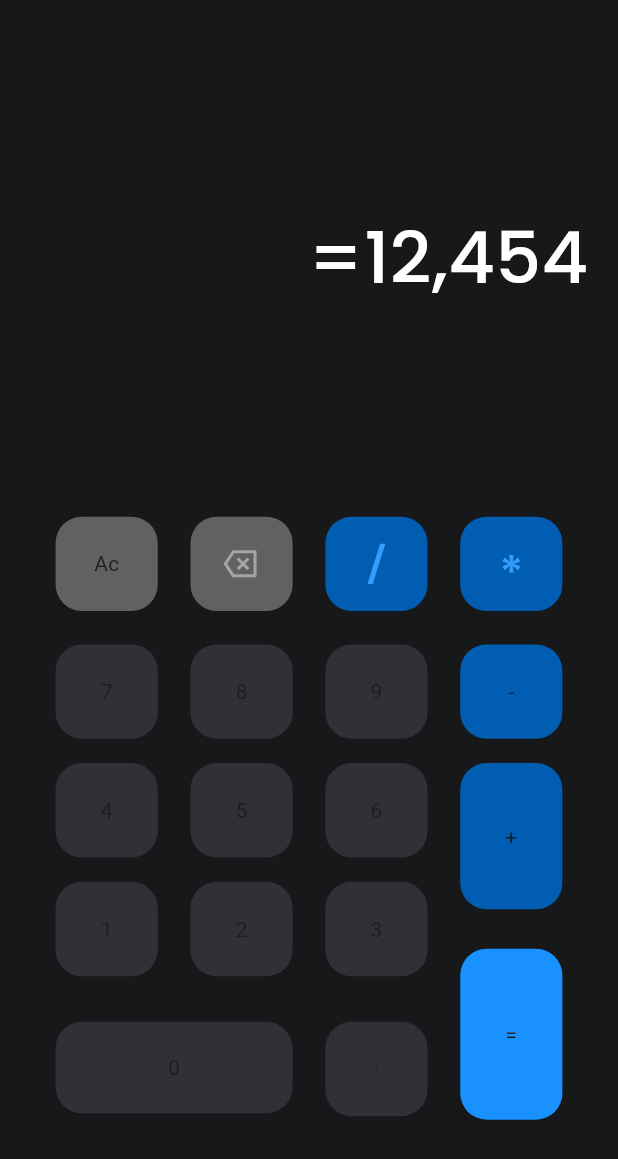
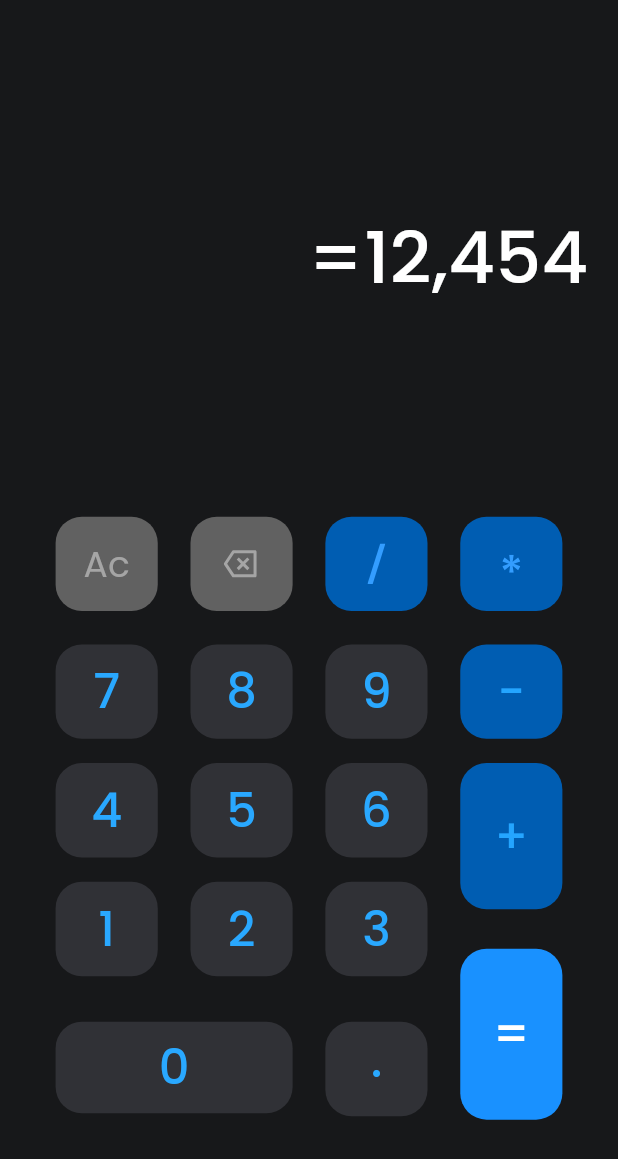
Before and after one commit to AhmedTarek-f/calculator-app, a Flutter app: the screen it shows after launch, on a phone screen of 412 x 824 dp. Shown: the top 1159 px of the screen. Run offline on Flutter 3.47's test engine with Material 3 defaults, Android fonts, the phone set to English and light mode, and no system bars; our stand-ins replace flutter_svg, google_fonts.

Commit message:
modified versions

```diff
--- a/analysis_options.yaml
+++ b/analysis_options.yaml
@@ -23,8 +23,8 @@ linter:
   rules:
     # avoid_print: false  # Uncomment to disable the `avoid_print` rule
     # prefer_single_quotes: true  # Uncomment to enable the `prefer_single_quotes` rule
-  prefer_const_constructors: true
-  prefer_const_literals_to_create_immutables: true
+    prefer_const_constructors: true
+    prefer_const_literals_to_create_immutables: true
 
 # Additional information about this file can be found at
 # https://dart.dev/guides/language/analysis-options
--- /dev/null
+++ b/devtools_options.yaml
@@ -0,0 +1,3 @@
+description: This file stores settings for Dart & Flutter DevTools.
+documentation: https://docs.flutter.dev/tools/devtools/extensions#configure-extension-enablement-states
+extensions:
--- a/lib/core/constants/app_colors.dart
+++ b/lib/core/constants/app_colors.dart
@@ -4,6 +4,8 @@ abstract class AppColors{
   static const Color white = Color(0xffffffff);
   static const Color black = Color(0xff17181A);
   static const Color darkBlue = Color(0xff005DB2);
+  static const Color lightBlue = Color(0xff29A8FF);
   static const Color gray = Color(0xff303136);
   static const Color lightGray = Color(0xff616161);
+  static const Color lighterGray = Color(0xffA5A5A5);
 }
--- a/lib/core/constants/app_styles.dart
+++ b/lib/core/constants/app_styles.dart
@@ -9,7 +9,13 @@ abstract class AppStyles{
     color: AppColors.white
   );
   static TextStyle fontSize24Normal = GoogleFonts.poppins(
-      fontSize: 24,
-      fontWeight: FontWeight.w400,
+    fontSize: 24,
+    fontWeight: FontWeight.w400,
+    color: AppColors.lighterGray
+  );
+  static TextStyle fontSize32Medium = GoogleFonts.poppins(
+    fontSize: 32,
+    fontWeight: FontWeight.w500,
+    color: AppColors.lightBlue,
   );
 }
--- a/lib/features/calculator_home/presentation/views/calculator_home_view.dart
+++ b/lib/features/calculator_home/presentation/views/calculator_home_view.dart
@@ -7,7 +7,7 @@ class CalculatorHomeView extends StatelessWidget {
   @override
   Widget build(BuildContext context) {
     return const Scaffold(
-      body: SafeArea(child: CalculatorHomeViewBody()),
+      body: CalculatorHomeViewBody(),
     );
   }
 }
--- a/lib/features/calculator_home/presentation/views/widgets/calculator_home_view_body.dart
+++ b/lib/features/calculator_home/presentation/views/widgets/calculator_home_view_body.dart
@@ -7,7 +7,7 @@ class CalculatorHomeViewBody extends StatelessWidget {
 
   @override
   Widget build(BuildContext context) {
-    return Column(
+    return const Column(
       children: [
         CalculationResult(),
         CalculatorButtons()
```
